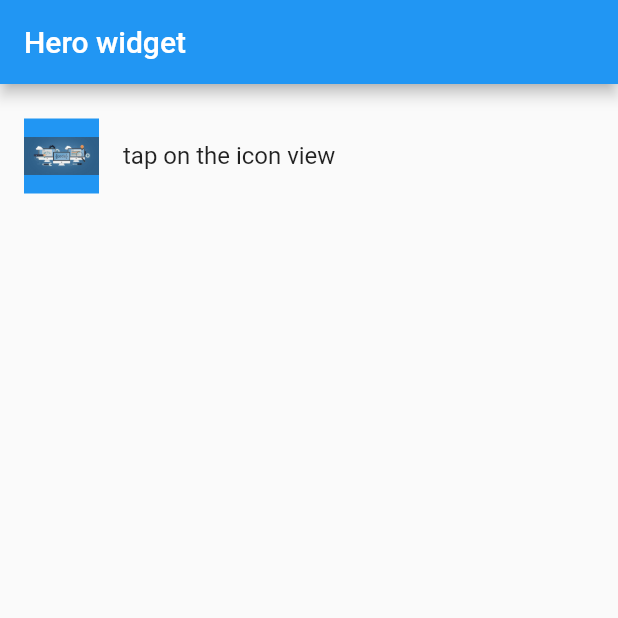
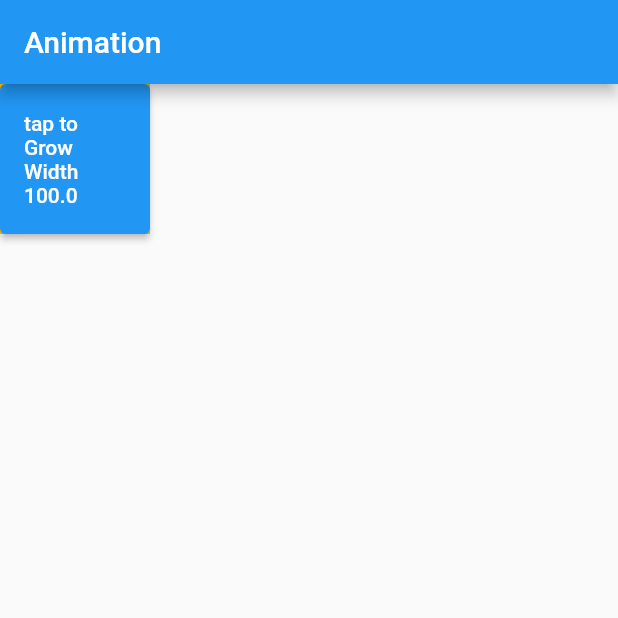
Before and after one commit to prachisharma02/flutterApp, a Flutter app: the screen it shows after launch, on a phone screen of 412 x 824 dp, the top half of it. Run offline on Flutter 3.47's test engine with Material 2 defaults, Android fonts, the phone set to English and light mode, and no system bars.

Commit message:
added animation

```diff
--- /dev/null
+++ b/lib/animation.dart
@@ -0,0 +1,58 @@
+import 'package:flutter/material.dart';
+
+class Animationn extends StatelessWidget {
+  const Animationn({super.key});
+
+  @override
+  Widget build(BuildContext context) {
+    return Scaffold(
+      appBar: AppBar(
+        title: const Text('Animation'),
+      ),
+      body: const SafeArea(
+          child: Column(
+        children: [
+          Animcontr(),
+        ],
+      )),
+    );
+  }
+}
+
+class Animcontr extends StatefulWidget {
+  const Animcontr({super.key});
+
+  @override
+  _AnimcontrState createState() => _AnimcontrState();
+}
+
+class _AnimcontrState extends State<Animcontr> {
+  double _height = 100.0;
+  double _width = 100.0;
+  void _increaseWidth() {
+    setState(() {
+      _width = _width >= 320.0 ? 100.0 : _width += 50.0;
+      _height = _height >= 400.0 ? 100.0 : _height += 75.0;
+    });
+  }
+
+  @override
+  Widget build(BuildContext context) {
+    return Row(
+      children: [
+        AnimatedContainer(
+          duration: Duration(milliseconds: 500),
+          curve: Curves.elasticOut,
+          color: Colors.amber,
+          height: _height,
+          width: _width,
+          child: ElevatedButton(
+              child: Text("tap to \nGrow Width\n$_width"),
+              onPressed: () {
+                _increaseWidth();
+              }),
+        )
+      ],
+    );
+  }
+}
--- a/lib/main.dart
+++ b/lib/main.dart
@@ -1,3 +1,4 @@
+import 'package:begin/animation.dart';
 import 'package:flutter/material.dart';
 import 'package:begin/hero.dart'; // Adjust the import path as needed
 
@@ -12,7 +13,7 @@ class MyApp extends StatelessWidget {
   Widget build(BuildContext context) {
     return MaterialApp(
       debugShowCheckedModeBanner: false,
-      home: HeroClass(),
+      home: Animationn(),
     );
   }
 }
--- /dev/null
+++ b/lib/notes.txt
@@ -0,0 +1,10 @@
+flutter has two types of animation
+1. physics based
+2. tween
+physics based animation is used to mimic real world behaviour  for example when an object is
+dropped and hits the ground it will bounce and continue to move forward but with each bounce it continues
+to slow down with smaller rebounds and eventually stop  as the object get closer with each bounds the velocity
+incraese but height dcerease
+tween is the short for in between meaning that animation has beginning and ending a timeline curve
+that specifiesthe timing and speed of the transition , the framework automatically calculates the
+transition frm beginning to end
```
